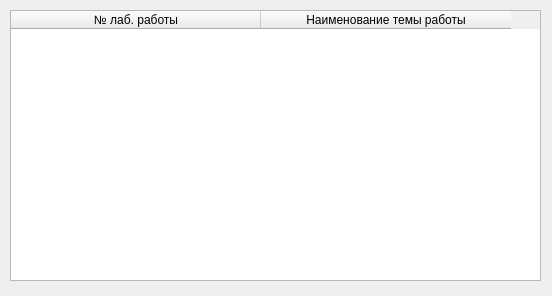
RCh-stack/ray-tracing-alpha-1.3, file openpracticfile.ui: the form before one commit.
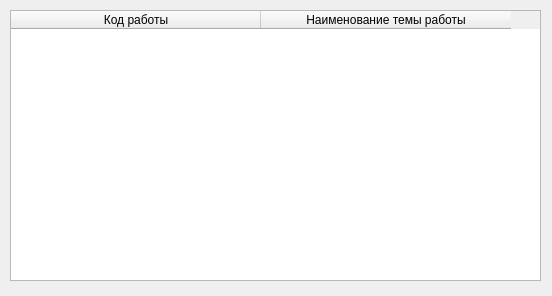
The form after the commit.

Diff of the .ui file:
```diff
--- a/openpracticfile.ui
+++ b/openpracticfile.ui
@@ -30,7 +30,7 @@
    </attribute>
    <column>
     <property name="text">
-     <string>№ лаб. работы</string>
+     <string>Код работы</string>
     </property>
    </column>
    <column>
```
